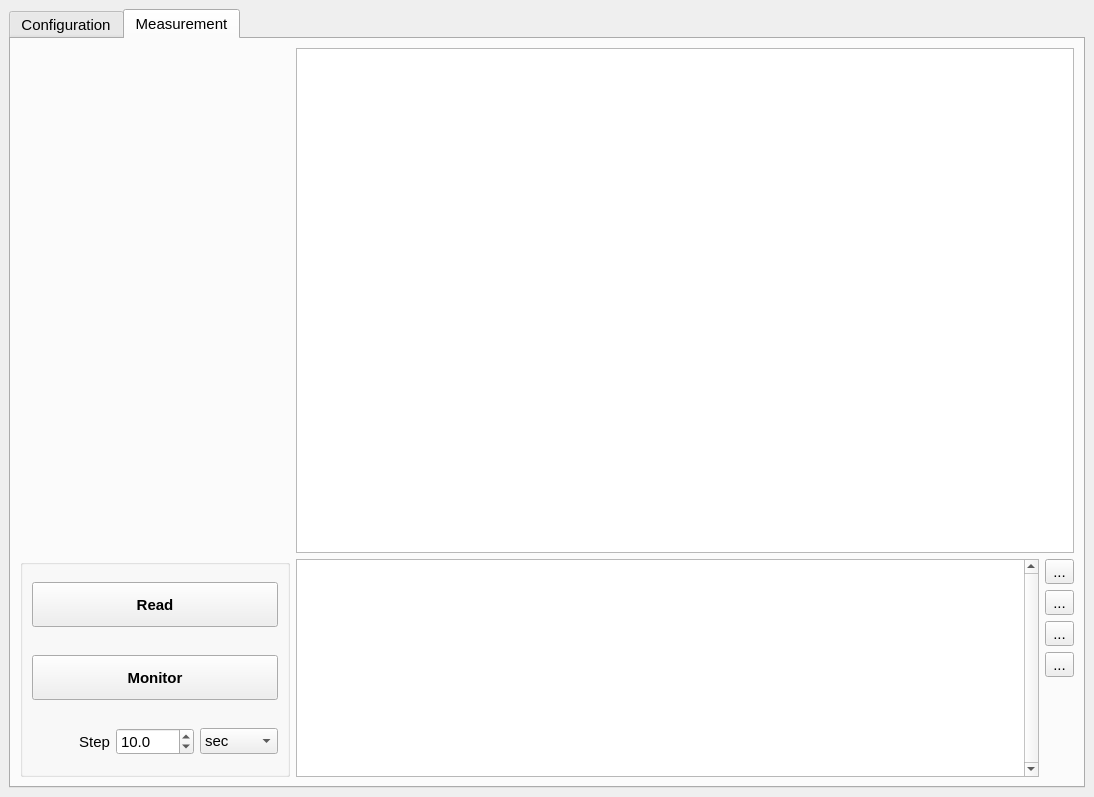
Qt form hallbench/calibration/ui/calibrationwindow.ui (lnls-ima/hall-bench-control) before a commit.
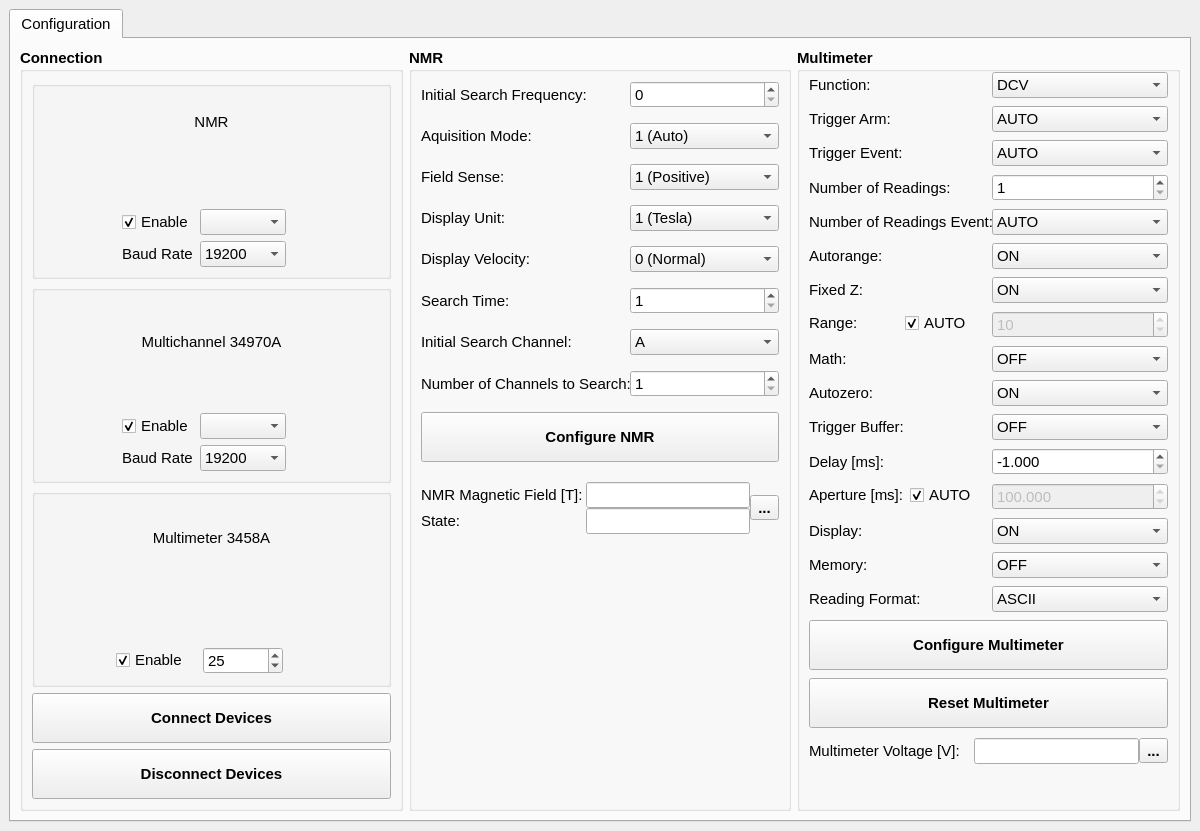
The same form after that commit. The open tabs and pages were chosen to show the change. Icons and pictures are not drawn. Custom widgets are drawn as their Qt base class.

Commit message: Adding measurement widget to calibration app

```diff
--- a/hallbench/calibration/ui/calibrationwindow.ui
+++ b/hallbench/calibration/ui/calibrationwindow.ui
@@ -6,8 +6,8 @@
    <rect>
     <x>0</x>
     <y>0</y>
-    <width>1094</width>
-    <height>797</height>
+    <width>1200</width>
+    <height>831</height>
    </rect>
   </property>
   <property name="font">
@@ -19,9 +19,9 @@
    <string>Hall Probe Calibration</string>
   </property>
   <widget class="QWidget" name="centralwidget">
-   <layout class="QGridLayout" name="gridLayout_3">
+   <layout class="QGridLayout" name="gridLayout_11">
     <item row="0" column="0">
-     <widget class="QTabWidget" name="tabWidget">
+     <widget class="QTabWidget" name="main_tab">
       <property name="currentIndex">
        <number>0</number>
       </property>
@@ -1569,8 +1569,13 @@
                 </font>
                </property>
                <property name="currentIndex">
-                <number>1</number>
+                <number>0</number>
                </property>
+               <item>
+                <property name="text">
+                 <string>ASCII</string>
+                </property>
+               </item>
                <item>
                 <property name="text">
                  <string>SREAL</string>
@@ -1795,387 +1800,6 @@
         </item>
        </layout>
       </widget>
-      <widget class="QWidget" name="measurement_tab">
-       <attribute name="title">
-        <string>Measurement</string>
-       </attribute>
-       <layout class="QGridLayout" name="gridLayout_11">
-        <item row="0" column="0" colspan="2">
-         <layout class="QHBoxLayout" name="horizontalLayout_7">
-          <item>
-           <widget class="QWidget" name="widget_wg" native="true">
-            <property name="minimumSize">
-             <size>
-              <width>270</width>
-              <height>100</height>
-             </size>
-            </property>
-           </widget>
-          </item>
-          <item>
-           <widget class="PlotWidget" name="plot_pw">
-            <property name="sizePolicy">
-             <sizepolicy hsizetype="Expanding" vsizetype="Preferred">
-              <horstretch>0</horstretch>
-              <verstretch>0</verstretch>
-             </sizepolicy>
-            </property>
-            <property name="backgroundBrush">
-             <brush brushstyle="NoBrush">
-              <color alpha="255">
-               <red>255</red>
-               <green>255</green>
-               <blue>255</blue>
-              </color>
-             </brush>
-            </property>
-            <property name="foregroundBrush">
-             <brush brushstyle="NoBrush">
-              <color alpha="255">
-               <red>252</red>
-               <green>255</green>
-               <blue>255</blue>
-              </color>
-             </brush>
-            </property>
-           </widget>
-          </item>
-         </layout>
-        </item>
-        <item row="1" column="0">
-         <widget class="QGroupBox" name="groupBox_3">
-          <property name="minimumSize">
-           <size>
-            <width>270</width>
-            <height>0</height>
-           </size>
-          </property>
-          <property name="font">
-           <font>
-            <weight>50</weight>
-            <bold>false</bold>
-           </font>
-          </property>
-          <property name="title">
-           <string/>
-          </property>
-          <layout class="QGridLayout" name="gridLayout_10">
-           <property name="verticalSpacing">
-            <number>20</number>
-           </property>
-           <item row="0" column="0" colspan="3">
-            <layout class="QVBoxLayout" name="layout_lt"/>
-           </item>
-           <item row="1" column="0" colspan="3">
-            <widget class="QPushButton" name="read_btn">
-             <property name="minimumSize">
-              <size>
-               <width>0</width>
-               <height>45</height>
-              </size>
-             </property>
-             <property name="font">
-              <font>
-               <weight>75</weight>
-               <bold>true</bold>
-              </font>
-             </property>
-             <property name="text">
-              <string>Read</string>
-             </property>
-             <property name="autoExclusive">
-              <bool>false</bool>
-             </property>
-            </widget>
-           </item>
-           <item row="2" column="0" colspan="3">
-            <widget class="QPushButton" name="monitor_btn">
-             <property name="minimumSize">
-              <size>
-               <width>0</width>
-               <height>45</height>
-              </size>
-             </property>
-             <property name="font">
-              <font>
-               <weight>75</weight>
-               <bold>true</bold>
-              </font>
-             </property>
-             <property name="text">
-              <string>Monitor</string>
-             </property>
-             <property name="checkable">
-              <bool>true</bool>
-             </property>
-             <property name="checked">
-              <bool>false</bool>
-             </property>
-             <property name="autoRepeat">
-              <bool>false</bool>
-             </property>
-             <property name="autoExclusive">
-              <bool>false</bool>
-             </property>
-             <property name="autoDefault">
-              <bool>false</bool>
-             </property>
-             <property name="default">
-              <bool>false</bool>
-             </property>
-             <property name="flat">
-              <bool>false</bool>
-             </property>
-            </widget>
-           </item>
-           <item row="3" column="0">
-            <widget class="QLabel" name="label_33">
-             <property name="font">
-              <font>
-               <weight>50</weight>
-               <bold>false</bold>
-              </font>
-             </property>
-             <property name="text">
-              <string>Step</string>
-             </property>
-             <property name="alignment">
-              <set>Qt::AlignRight|Qt::AlignTrailing|Qt::AlignVCenter</set>
-             </property>
-            </widget>
-           </item>
-           <item row="3" column="1">
-            <widget class="QDoubleSpinBox" name="monitorstep_sb">
-             <property name="font">
-              <font>
-               <weight>50</weight>
-               <bold>false</bold>
-              </font>
-             </property>
-             <property name="decimals">
-              <number>1</number>
-             </property>
-             <property name="minimum">
-              <double>0.100000000000000</double>
-             </property>
-             <property name="maximum">
-              <double>60.000000000000000</double>
-             </property>
-             <property name="value">
-              <double>10.000000000000000</double>
-             </property>
-            </widget>
-           </item>
-           <item row="3" column="2">
-            <widget class="QComboBox" name="monitorunit_cmb">
-             <property name="font">
-              <font>
-               <weight>50</weight>
-               <bold>false</bold>
-              </font>
-             </property>
-             <item>
-              <property name="text">
-               <string>sec</string>
-              </property>
-             </item>
-             <item>
-              <property name="text">
-               <string>min</string>
-              </property>
-             </item>
-             <item>
-              <property name="text">
-               <string>hour</string>
-              </property>
-             </item>
-            </widget>
-           </item>
-          </layout>
-         </widget>
-        </item>
-        <item row="1" column="1">
-         <layout class="QHBoxLayout" name="horizontalLayout_6">
-          <item>
-           <widget class="QTableWidget" name="table_ta">
-            <property name="sizePolicy">
-             <sizepolicy hsizetype="Expanding" vsizetype="Preferred">
-              <horstretch>0</horstretch>
-              <verstretch>0</verstretch>
-             </sizepolicy>
-            </property>
-            <property name="minimumSize">
-             <size>
-              <width>0</width>
-              <height>0</height>
-             </size>
-            </property>
-            <property name="font">
-             <font>
-              <weight>50</weight>
-              <bold>false</bold>
-             </font>
-            </property>
-            <property name="verticalScrollBarPolicy">
-             <enum>Qt::ScrollBarAlwaysOn</enum>
-            </property>
-            <property name="horizontalScrollBarPolicy">
-             <enum>Qt::ScrollBarAsNeeded</enum>
-            </property>
-            <property name="editTriggers">
-             <set>QAbstractItemView::NoEditTriggers</set>
-            </property>
-            <attribute name="horizontalHeaderVisible">
-             <bool>false</bool>
-            </attribute>
-            <attribute name="horizontalHeaderCascadingSectionResizes">
-             <bool>false</bool>
-            </attribute>
-            <attribute name="horizontalHeaderDefaultSectionSize">
-             <number>80</number>
-            </attribute>
-            <attribute name="horizontalHeaderHighlightSections">
-             <bool>true</bool>
-            </attribute>
-            <attribute name="horizontalHeaderMinimumSectionSize">
-             <number>80</number>
-            </attribute>
-            <attribute name="horizontalHeaderStretchLastSection">
-             <bool>true</bool>
-            </attribute>
-            <attribute name="verticalHeaderVisible">
-             <bool>false</bool>
-            </attribute>
-           </widget>
-          </item>
-          <item>
-           <layout class="QVBoxLayout" name="verticalLayout_2">
-            <item>
-             <widget class="QToolButton" name="save_btn">
-              <property name="text">
-               <string>...</string>
-              </property>
-              <property name="icon">
-               <iconset>
-                <normaloff>../../resources/img/save.png</normaloff>../../resources/img/save.png</iconset>
-              </property>
-              <property name="iconSize">
-               <size>
-                <width>24</width>
-                <height>27</height>
-               </size>
-              </property>
-             </widget>
-            </item>
-            <item>
-             <widget class="QToolButton" name="copy_btn">
-              <property name="minimumSize">
-               <size>
-                <width>24</width>
-                <height>24</height>
-               </size>
-              </property>
-              <property name="font">
-               <font>
-                <weight>50</weight>
-                <bold>false</bold>
-               </font>
-              </property>
-              <property name="text">
-               <string>...</string>
-              </property>
-              <property name="icon">
-               <iconset>
-                <normaloff>../../resources/img/copy.png</normaloff>../../resources/img/copy.png</iconset>
-              </property>
-              <property name="iconSize">
-               <size>
-                <width>24</width>
-                <height>24</height>
-               </size>
-              </property>
-             </widget>
-            </item>
-            <item>
-             <widget class="QToolButton" name="remove_btn">
-              <property name="minimumSize">
-               <size>
-                <width>24</width>
-                <height>24</height>
-               </size>
-              </property>
-              <property name="font">
-               <font>
-                <weight>50</weight>
-                <bold>false</bold>
-               </font>
-              </property>
-              <property name="text">
-               <string>...</string>
-              </property>
-              <property name="icon">
-               <iconset>
-                <normaloff>../../resources/img/delete.png</normaloff>../../resources/img/delete.png</iconset>
-              </property>
-              <property name="iconSize">
-               <size>
-                <width>24</width>
-                <height>24</height>
-               </size>
-              </property>
-             </widget>
-            </item>
-            <item>
-             <widget class="QToolButton" name="clear_btn">
-              <property name="minimumSize">
-               <size>
-                <width>24</width>
-                <height>24</height>
-               </size>
-              </property>
-              <property name="font">
-               <font>
-                <weight>50</weight>
-                <bold>false</bold>
-               </font>
-              </property>
-              <property name="text">
-               <string>...</string>
-              </property>
-              <property name="icon">
-               <iconset>
-                <normaloff>../../resources/img/clear.png</normaloff>../../resources/img/clear.png</iconset>
-              </property>
-              <property name="iconSize">
-               <size>
-                <width>24</width>
-                <height>24</height>
-               </size>
-              </property>
-             </widget>
-            </item>
-            <item>
-             <spacer name="verticalSpacer_3">
-              <property name="orientation">
-               <enum>Qt::Vertical</enum>
-              </property>
-              <property name="sizeType">
-               <enum>QSizePolicy::Fixed</enum>
-              </property>
-              <property name="sizeHint" stdset="0">
-               <size>
-                <width>20</width>
-                <height>100</height>
-               </size>
-              </property>
-             </spacer>
-            </item>
-           </layout>
-          </item>
-         </layout>
-        </item>
-       </layout>
-      </widget>
      </widget>
     </item>
    </layout>
@@ -2239,13 +1863,6 @@
    </property>
   </action>
  </widget>
- <customwidgets>
-  <customwidget>
-   <class>PlotWidget</class>
-   <extends>QGraphicsView</extends>
-   <header>pyqtgraph</header>
-  </customwidget>
- </customwidgets>
  <resources/>
  <connections/>
 </ui>
```
Left out of the diff: 2 changed lines with no effect on the pictures. The commit also changes 6 other files.
